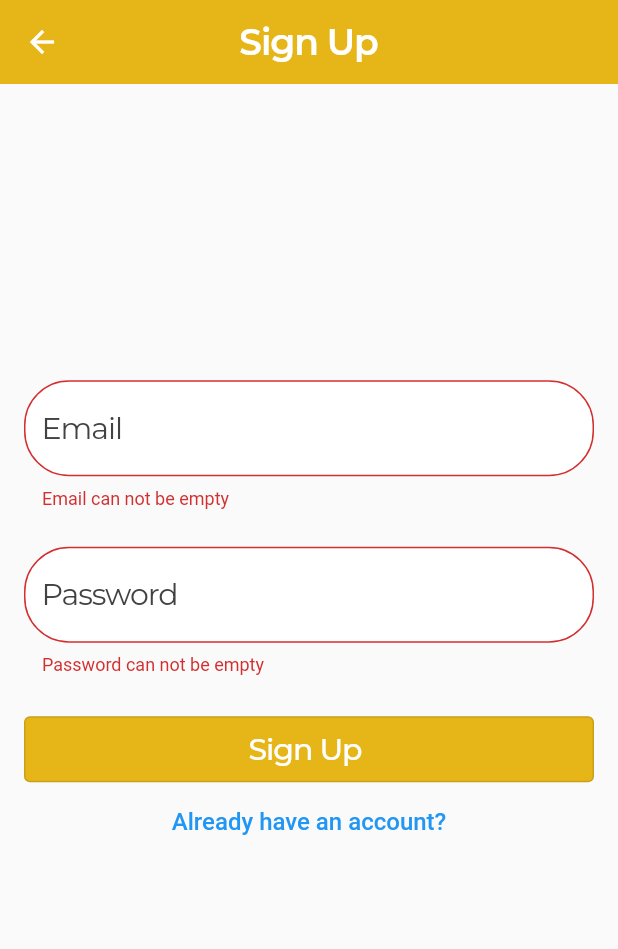
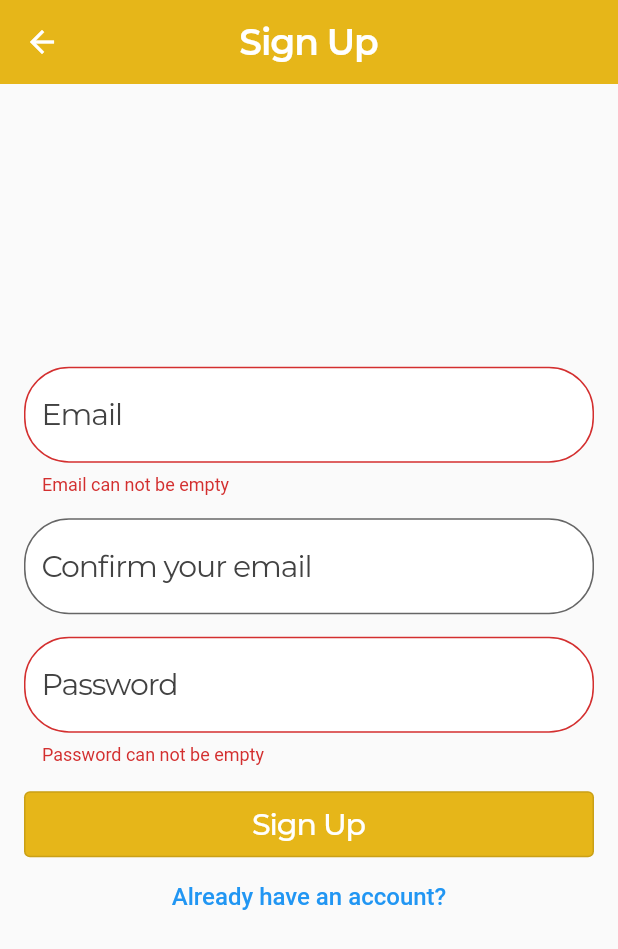
Before and after one commit to moghun/OverBooked, a Flutter app: the SignUp screen opened by its route, after a tap on "Sign Up", on a phone screen of 412 x 824 dp. Shown: the top 949 px of the screen. Run offline on Flutter 3.47's test engine with Material 2 defaults, Android fonts, the phone set to English and light mode, and no system bars; our stand-ins replace email_validator, flutter_rating_bar, google_fonts; network calls fail.

Commit message:
mobile: wip: login and signup

```diff
--- a/mobile/lib/home.dart
+++ b/mobile/lib/home.dart
@@ -1,7 +1,7 @@
 import 'package:flutter/material.dart';
-import 'package:mobile/pages/homepage.dart';
-import 'package:mobile/pages/log_in.dart';
-import 'pages/basket.dart';
+import 'package:mobile/routes/homepage.dart';
+import 'package:mobile/routes/log_in.dart';
+import 'package:mobile/routes/basket.dart';
 
 class Home extends StatefulWidget {
   const Home({Key? key}) : super(key: key);
--- a/mobile/lib/main.dart
+++ b/mobile/lib/main.dart
@@ -1,8 +1,7 @@
-import 'package:mobile/pages/log_in.dart';
+import 'package:mobile/routes/log_in.dart';
 import 'package:mobile/home.dart';
 import 'package:flutter/material.dart';
-import 'package:mobile/pages/sign_up.dart';
-
+import 'package:mobile/routes/sign_up.dart';
 
 void main() {
   runApp(MaterialApp(
--- a/mobile/lib/pages/sign_up.dart
+++ b/mobile/lib/routes/sign_up.dart
@@ -14,6 +14,7 @@ class SignUp extends StatefulWidget {
 class _SignUpState extends State<SignUp> {
   final _formKey = GlobalKey<FormState>();
   String email = "";
+  String emailConfirmation = "";
   String pass = "";
 
   @override
@@ -40,7 +41,6 @@ class _SignUpState extends State<SignUp> {
                 mainAxisAlignment: MainAxisAlignment.spaceBetween,
                 children: [
                   Row(
-                    crossAxisAlignment: CrossAxisAlignment.start,
                     children: [
                       Expanded(
                         flex: 1,
@@ -82,7 +82,47 @@ class _SignUpState extends State<SignUp> {
                     ],
                   ),
                   const SizedBox(
-                    height: 25,
+                    height: 15,
+                  ),
+                  Row(
+                    children: [
+                      Expanded(
+                        flex: 1,
+                        child: TextFormField(
+                            decoration: InputDecoration(
+                              fillColor: AppColors.DarkTextColor,
+                              filled: true,
+                              hintText: "Confirm your email",
+                              hintStyle: kButtonLightTextStyle,
+                              border: const OutlineInputBorder(
+                                borderSide: BorderSide(
+                                  color: AppColors.primary,
+                                ),
+                                borderRadius:
+                                    BorderRadius.all(Radius.circular(30)),
+                              ),
+                            ),
+                            keyboardType: TextInputType.emailAddress,
+                            validator: (value) {
+                              if (value == null) {
+                                return "Email can not be empty";
+                              }
+                              String trimmedValue = value.trim();
+                              if(trimmedValue != email){
+                                return "Emails do not match";
+                              }
+                              return null;
+                            },
+                            onSaved: (value) {
+                              if (value != null) {
+                                emailConfirmation = value;
+                              }
+                            }),
+                      ),
+                    ],
+                  ),
+                  const SizedBox(
+                    height: 15,
                   ),
                   Row(
                     crossAxisAlignment: CrossAxisAlignment.start,
@@ -99,7 +139,8 @@ class _SignUpState extends State<SignUp> {
                               borderSide: BorderSide(
                                 color: AppColors.primary,
                               ),
-                              borderRadius: BorderRadius.all(Radius.circular(30)),
+                              borderRadius:
+                                  BorderRadius.all(Radius.circular(30)),
                             ),
                           ),
                           keyboardType: TextInputType.text,
@@ -132,7 +173,7 @@ class _SignUpState extends State<SignUp> {
                     ],
                   ),
                   const SizedBox(
-                    height: 25,
+                    height: 15,
                   ),
                   Row(
                     crossAxisAlignment: CrossAxisAlignment.start,
@@ -148,7 +189,7 @@ class _SignUpState extends State<SignUp> {
                           child: Padding(
                             padding: Dimen.smallPadding,
                             child: Text(
-                              'Sign Up ',
+                              'Sign Up',
                               style: kButtonDarkTextStyle,
                             ),
                           ),
@@ -173,7 +214,9 @@ class _SignUpState extends State<SignUp> {
                                           color: Colors.blue, fontSize: 16)))))
                     ],
                   ),
-                  const SizedBox(height: 55,),
+                  const SizedBox(
+                    height: 14,
+                  ),
                 ],
               ),
             ),
--- a/mobile/lib/views/product_preview.dart
+++ b/mobile/lib/views/product_preview.dart
@@ -4,7 +4,7 @@ import 'package:mobile/utils/colors.dart';
 import 'package:mobile/utils/dimensions.dart';
 import 'package:mobile/utils/styles.dart';
 import '../models/product.dart';
-import '../pages/product_page.dart';
+import '../routes/product_page.dart';
 
 class ProductPreview extends StatefulWidget {
   const ProductPreview({
```
Also changed, not shown: mobile/lib/routes/log_in.dart (renamed from mobile/lib/pages/log_in.dart, +23 -4 lines), mobile/lib/routes/basket.dart (renamed from mobile/lib/pages/basket.dart), mobile/lib/routes/homepage.dart (renamed from mobile/lib/pages/homepage.dart), mobile/lib/routes/profile.dart (renamed from mobile/lib/pages/profile.dart).
